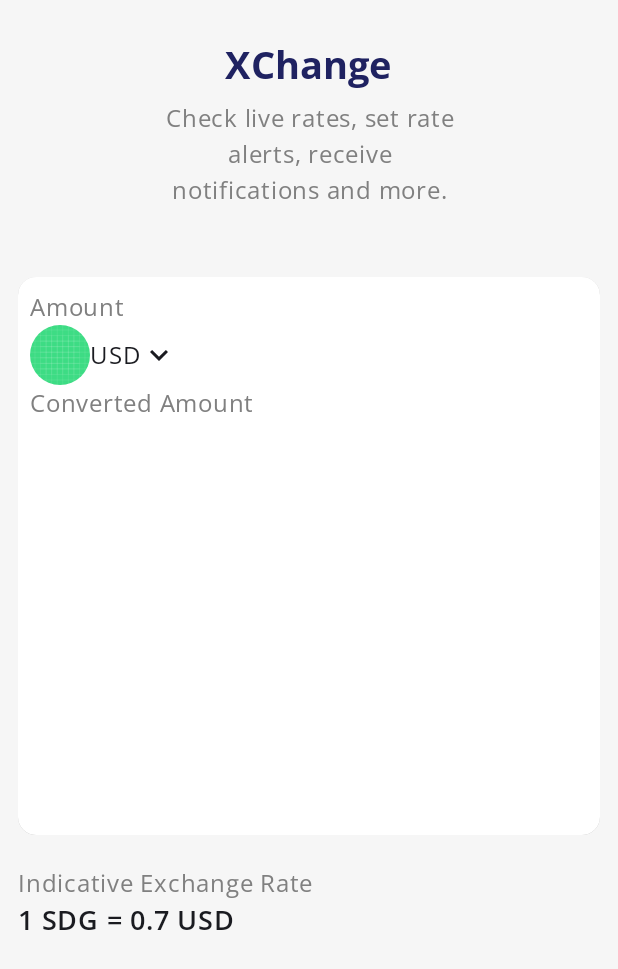
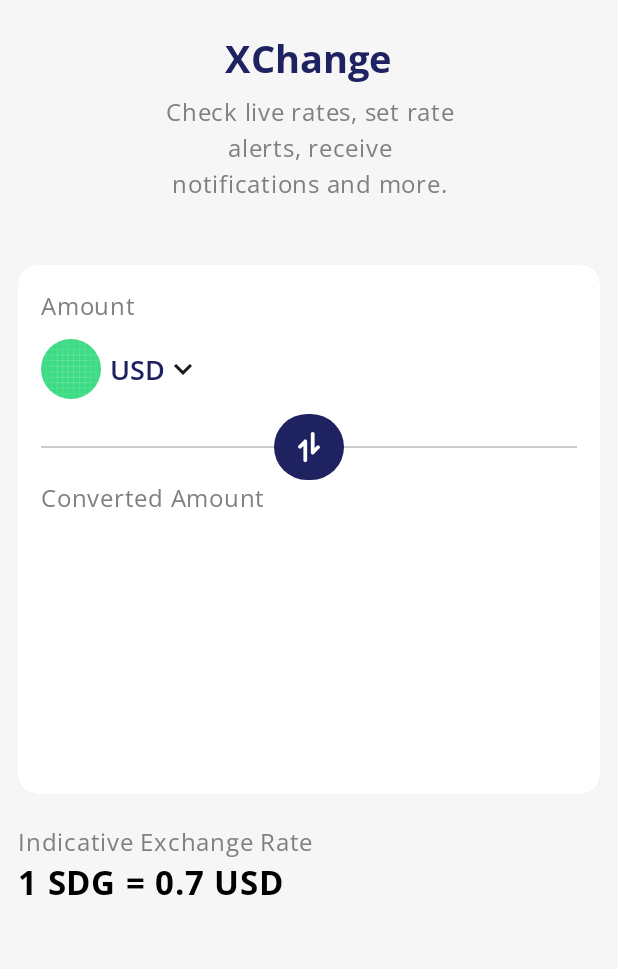
Before and after one commit to Xheghun/XChange, an Android app built with Jetpack Compose: the screen it shows after launch (MainActivity), on a phone screen of 412 x 824 dp. Shown: the top 969 px of the screen. Run offline under Robolectric (Android 15) with nearby library versions, the phone set to English and light mode, and no system bars.

Commit message:
show switch icon

```diff
--- a/app/src/main/java/com/xheghun/xchange/MainActivity.kt
+++ b/app/src/main/java/com/xheghun/xchange/MainActivity.kt
@@ -4,16 +4,12 @@ import android.os.Bundle
 import androidx.activity.ComponentActivity
 import androidx.activity.compose.setContent
 import androidx.activity.enableEdgeToEdge
-import androidx.compose.foundation.layout.Box
-import androidx.compose.foundation.layout.Column
 import androidx.compose.foundation.layout.fillMaxSize
 import androidx.compose.foundation.layout.padding
 import androidx.compose.material3.Scaffold
-import androidx.compose.material3.Text
 import androidx.compose.runtime.Composable
 import androidx.compose.ui.Modifier
 import androidx.compose.ui.tooling.preview.Preview
-import androidx.navigation.NavGraph
 import androidx.navigation.compose.NavHost
 import androidx.navigation.compose.composable
 import androidx.navigation.compose.rememberNavController
--- a/app/src/main/java/com/xheghun/xchange/ui/screens/HomeScreen.kt
+++ b/app/src/main/java/com/xheghun/xchange/ui/screens/HomeScreen.kt
@@ -2,6 +2,7 @@ package com.xheghun.xchange.ui.screens
 
 import androidx.compose.foundation.Image
 import androidx.compose.foundation.background
+import androidx.compose.foundation.clickable
 import androidx.compose.foundation.layout.Arrangement
 import androidx.compose.foundation.layout.Box
 import androidx.compose.foundation.layout.Column
@@ -28,6 +29,7 @@ import androidx.compose.ui.draw.clip
 import androidx.compose.ui.draw.shadow
 import androidx.compose.ui.graphics.Color
 import androidx.compose.ui.res.painterResource
+import androidx.compose.ui.text.TextStyle
 import androidx.compose.ui.text.font.FontWeight
 import androidx.compose.ui.text.style.TextAlign
 import androidx.compose.ui.unit.dp
@@ -35,6 +37,7 @@ import androidx.compose.ui.unit.sp
 import androidx.navigation.NavController
 import com.xheghun.xchange.R
 import com.xheghun.xchange.data.model.Currency
+import com.xheghun.xchange.ui.theme.OpenSans
 import com.xheghun.xchange.ui.theme.colorBackground
 import com.xheghun.xchange.ui.theme.colorBlue
 import com.xheghun.xchange.ui.theme.colorGray
@@ -73,21 +76,54 @@ fun HomeScreen(navController: NavController) {
                 .background(Color.White)
                 .weight(5f)
                 .fillMaxWidth()
-                .padding(8.dp)
+                .padding(15.dp)
         ) {
             val baseCurrency = Currency()
             val exchangeCurrency = Currency("GBP")
             Text("Amount", color = colorGray)
 
-            Row(verticalAlignment = Alignment.CenterVertically) {
+            Row(
+                verticalAlignment = Alignment.CenterVertically,
+                modifier = Modifier.padding(vertical = 10.dp)
+            ) {
                 Image(
                     painter = painterResource(id = R.drawable.ic_launcher_background),
                     contentDescription = "base currency image",
-                    modifier = Modifier.clip(CircleShape).size(40.dp)
+                    modifier = Modifier
+                        .clip(CircleShape)
+                        .size(40.dp)
                 )
-                Text(text = baseCurrency.code)
+                Box(Modifier.width(6.dp))
+                Text(
+                    text = baseCurrency.code,
+                    color = colorBlue,
+                    fontSize = 18.sp,
+                    style = TextStyle(fontFamily = OpenSans, fontWeight = FontWeight.Medium)
+                )
                 Icon(Icons.Default.KeyboardArrowDown, contentDescription = "")
+                Box(Modifier.width(6.dp))
+            }
 
+            Box(Modifier.fillMaxWidth()) {
+
+                Box(
+                    modifier = Modifier
+                        .fillMaxWidth()
+                        .align(Alignment.Center)
+                        .height(1.dp)
+                        .background(Color.LightGray)
+                )
+
+                Image(
+                    modifier = Modifier
+                        .clickable { }
+                        .align(Alignment.Center)
+                        .clip(CircleShape)
+                        .background(colorBlue)
+                        .padding(vertical = 12.dp, horizontal = 15.dp),
+                    painter = painterResource(id = R.drawable.resource_switch),
+                    contentDescription = "switch currency"
+                )
 
             }
 
@@ -95,9 +131,14 @@ fun HomeScreen(navController: NavController) {
 
         }
 
-        Column(Modifier.weight(3f)) {
+        Column(Modifier.weight(3.5f)) {
             Text(text = "Indicative Exchange Rate", color = colorGray)
-            Text(text = "1 SDG = 0.7 USD", fontWeight = FontWeight.Medium, fontSize = 18.sp)
+            Text(
+                text = "1 SDG = 0.7 USD",
+                color = Color.Black,
+                fontWeight = FontWeight.Bold,
+                fontSize = 22.sp
+            )
         }
     }
 }
--- /dev/null
+++ b/app/src/main/res/drawable/resource_switch.xml
@@ -0,0 +1,12 @@
+<vector xmlns:android="http://schemas.android.com/apk/res/android"
+    android:width="16dp"
+    android:height="20dp"
+    android:viewportWidth="16"
+    android:viewportHeight="20">
+  <path
+      android:pathData="M9.23,13.75C9.23,14.021 9.318,14.285 9.482,14.502C9.645,14.719 9.874,14.877 10.135,14.952C10.396,15.026 10.675,15.014 10.928,14.917C11.181,14.82 11.396,14.643 11.54,14.413L14.9,11.054C15.016,10.938 15.108,10.8 15.171,10.648C15.234,10.496 15.266,10.334 15.266,10.17C15.266,10.005 15.233,9.843 15.17,9.691C15.108,9.539 15.016,9.402 14.899,9.286C14.783,9.17 14.645,9.078 14.494,9.015C14.342,8.952 14.179,8.92 14.015,8.92C13.851,8.92 13.688,8.952 13.537,9.015C13.385,9.078 13.247,9.17 13.131,9.286L11.731,10.686V1.25C11.731,0.918 11.599,0.601 11.365,0.366C11.131,0.132 10.813,0 10.481,0C10.15,0 9.832,0.132 9.597,0.366C9.363,0.601 9.231,0.918 9.231,1.25V13.688V13.75H9.23Z"
+      android:fillColor="#ffffff"/>
+  <path
+      android:pathData="M6.77,6.25C6.77,5.979 6.682,5.715 6.518,5.498C6.355,5.281 6.126,5.123 5.865,5.048C5.604,4.974 5.326,4.986 5.072,5.083C4.819,5.18 4.604,5.357 4.46,5.588L1.101,8.946C0.982,9.062 0.887,9.199 0.821,9.352C0.756,9.505 0.721,9.669 0.72,9.835C0.718,10 0.75,10.165 0.813,10.319C0.876,10.472 0.968,10.612 1.086,10.729C1.203,10.847 1.343,10.939 1.496,11.002C1.65,11.065 1.815,11.097 1.98,11.095C2.146,11.094 2.31,11.059 2.463,10.994C2.616,10.928 2.753,10.833 2.869,10.714L4.27,9.314V18.75C4.27,19.081 4.402,19.399 4.636,19.634C4.871,19.868 5.188,20 5.52,20C5.852,20 6.169,19.868 6.404,19.634C6.638,19.399 6.77,19.081 6.77,18.75V6.313V6.25Z"
+      android:fillColor="#ffffff"/>
+</vector>
```
